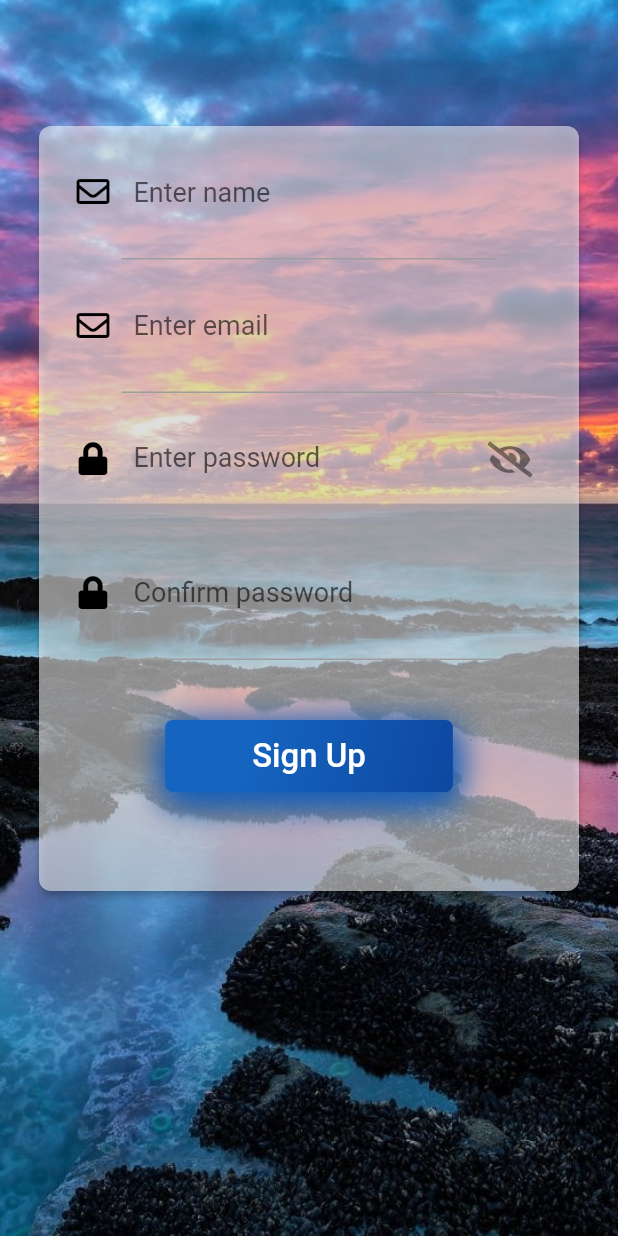
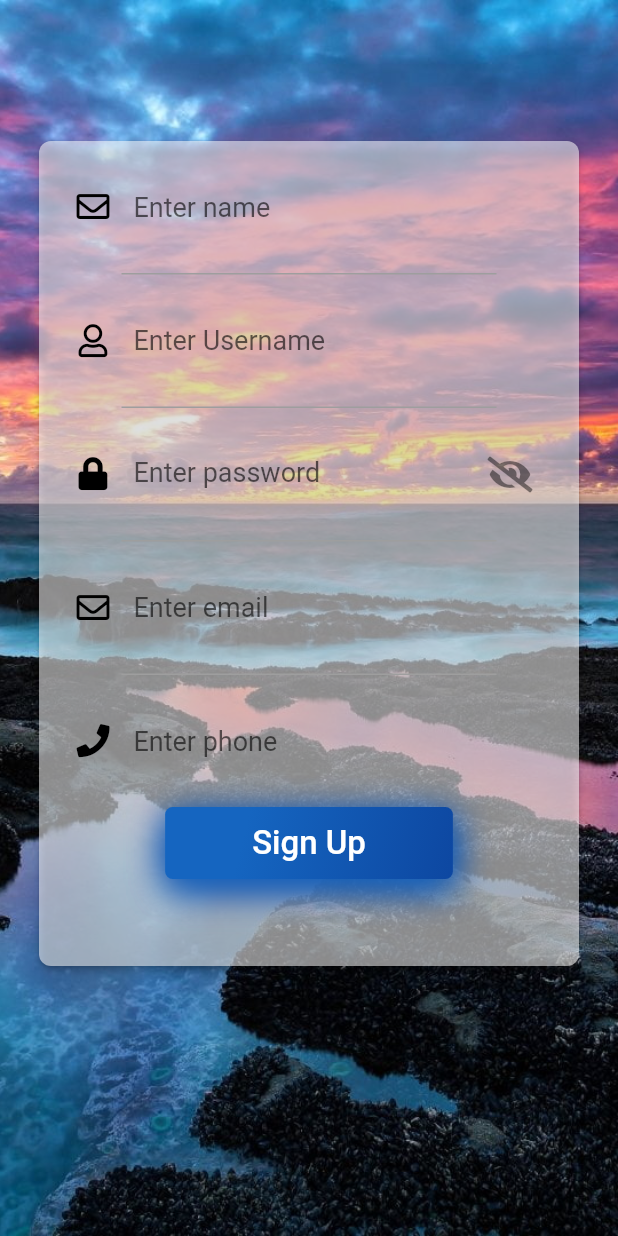
Before and after one commit to PhungKhaHao-CDTH19PMC/Travel, a Flutter app: the screen it shows after launch, after a tap on "Login", after a tap on "SignUp", on a phone screen of 412 x 824 dp. Run offline on Flutter 3.47's test engine with Material 2 defaults, Android fonts, the phone set to English and light mode, and no system bars; our stand-ins replace cloud_firestore, firebase_auth, firebase_core, flutter_image_slideshow, fluttertoast, font_awesome_flutter; accounts and stored records are empty; network calls fail; Roboto replaces fonts that are missing (SignikaSemiBold).

Commit message:
chuc nang dang ki dang nhap

```diff
--- /dev/null
+++ b/lib/screens/api.dart
@@ -0,0 +1,14 @@
+import 'package:http/http.dart' as http;
+
+class API {
+  API({required this.url});
+  String url;
+  Future<String> getDataString() async {
+    final response = await http.get(Uri.parse(url));
+    if (response.statusCode == 200) {
+      return response.body;
+    } else {
+      throw Exception('Failed!');
+    }
+  }
+}
--- a/lib/screens/signin.dart
+++ b/lib/screens/signin.dart
@@ -1,3 +1,5 @@
+import 'dart:convert';
+
 import 'package:firebase_core/firebase_core.dart';
 import 'package:flutter/material.dart';
 import 'package:font_awesome_flutter/font_awesome_flutter.dart';
@@ -8,6 +10,8 @@ import '../screens/signup.dart';
 import 'package:fluttertoast/fluttertoast.dart';
 import 'package:firebase_auth/firebase_auth.dart';
 
+import 'api.dart';
+
 class Login extends StatefulWidget {
   @override
   LoginState createState() {
@@ -16,12 +20,8 @@ class Login extends StatefulWidget {
 }
 
 class LoginState extends State<Login> {
-  final FocusNode focusEmail = FocusNode();
-  final FocusNode focusPassword = FocusNode();
-  final GlobalKey<ScaffoldState> _mainScaffoldKey =
-      new GlobalKey<ScaffoldState>();
 
-  final TextEditingController emailController = TextEditingController();
+  final TextEditingController usernameController = TextEditingController();
   final TextEditingController passwordController = TextEditingController();
 
   bool _hidepassword = false;
@@ -29,9 +29,13 @@ class LoginState extends State<Login> {
   //firebase
   final _auth = FirebaseAuth.instance;
   final _formKey = GlobalKey<FormState>();
-
+  Iterable s = [];
+  String a='';
+  String b='';
+  String c='';
   String? errorMessage;
   @override
+
   Widget build(BuildContext context) {
     return Container(
       decoration: BoxDecoration(
@@ -43,7 +47,6 @@ class LoginState extends State<Login> {
       child: Scaffold(
         resizeToAvoidBottomInset: false,
         backgroundColor: Colors.transparent,
-        key: _mainScaffoldKey,
         body: Center(
           child: Form(
             key: _formKey,
@@ -73,8 +76,7 @@ class LoginState extends State<Login> {
                                   left: 25.0,
                                   right: 25.0),
                               child: TextFormField(
-                                focusNode: focusEmail,
-                                controller: emailController,
+                                controller: usernameController,
                                 validator: (value) {
                                   if (value == null) {
                                     return ("Please Enter Your Email");
@@ -88,7 +90,7 @@ class LoginState extends State<Login> {
                                   return null;
                                 },
                                 onSaved: (value) {
-                                  emailController.text = value!;
+                                  usernameController.text = value!;
                                 },
                                 keyboardType: TextInputType.emailAddress,
                                 style: TextStyle(
@@ -121,7 +123,6 @@ class LoginState extends State<Login> {
                                   right: 25.0),
                               child: TextFormField(
                                 obscureText: _obscureText,
-                                focusNode: focusPassword,
                                 controller: passwordController,
                                 validator: (value) {
                                   RegExp regex = new RegExp(r'^.{6,}$');
@@ -207,15 +208,40 @@ class LoginState extends State<Login> {
                                   ),
                                 ),
                                 onPressed: () {
-                                  signIn(emailController.text,
-                                      passwordController.text);
+                                  API(
+                                  url: "http://10.0.2.2:8000/doan/api/dang_nhap.php/?username=" +
+                                      usernameController.text +
+                                      "&password=" +
+                                      passwordController.text)
+                                  .getDataString()
+                                  .then((value) {
+                                    s=json.decode(value);
+                                     a=s.elementAt(0)["username"].toString();
+                                     b=s.elementAt(0)["password"].toString();
+
+                                     if(a==usernameController.text && b==passwordController.text)
+                                     {
+                                       setState(() {
+                                      c="";
+                                      });
+                                       Navigator.push(context,
+                                          MaterialPageRoute(builder: (context) => ViewPage()));
+                                     }
+
+                                  });
+                                  setState(() {
+                                      c="Login fail";
+                                      });
                                 },
                               ),
                             ),
                             Container(
+                                child: Text(c,style: TextStyle(fontWeight: FontWeight.bold,color: Colors.red, fontSize:20),),
+                            ),
+                            Container(
                               child: FlatButton(
                                 child: Text(
-                                  "Forgot Password?",
+                                  'forgot password',
                                   style: TextStyle(
                                       decoration: TextDecoration.underline,
                                       color: Colors.black,
@@ -224,7 +250,8 @@ class LoginState extends State<Login> {
                                 ),
                                 onPressed: () {},
                               ),
-                            )
+                            ),
+
                           ],
                         ),
                       ),
@@ -402,45 +429,7 @@ class LoginState extends State<Login> {
         ),
       ),
     );
+
   }
 
-  void signIn(String email, String password) async {
-    if (_formKey.currentState!.validate()) {
-      try {
-        await _auth
-            .signInWithEmailAndPassword(email: email, password: password)
-            .then((uid) => {
-                  Fluttertoast.showToast(msg: "Login Successful"),
-                  Navigator.of(context).pushReplacement(MaterialPageRoute(
-                      builder: (context) => const ViewPage())),
-                });
-      } on FirebaseAuthException catch (error) {
-        switch (error.code) {
-          case "invalid-email":
-            errorMessage = "Your email address appears to be malformed.";
-
-            break;
-          case "wrong-password":
-            errorMessage = "Your password is wrong.";
-            break;
-          case "user-not-found":
-            errorMessage = "User with this email doesn't exist.";
-            break;
-          case "user-disabled":
-            errorMessage = "User with this email has been disabled.";
-            break;
-          case "too-many-requests":
-            errorMessage = "Too many requests";
-            break;
-          case "operation-not-allowed":
-            errorMessage = "Signing in with Email and Password is not enabled.";
-            break;
-          default:
-            errorMessage = "An undefined Error happened.";
-        }
-        Fluttertoast.showToast(msg: errorMessage!);
-        print(error.code);
-      }
-    }
-  }
 }
--- a/lib/screens/signup.dart
+++ b/lib/screens/signup.dart
@@ -1,3 +1,5 @@
+import 'dart:convert';
+
 import 'package:cloud_firestore/cloud_firestore.dart';
 import 'package:flutter/material.dart';
 import 'package:fluttertoast/fluttertoast.dart';
@@ -7,6 +9,8 @@ import 'package:travel/screens/signin.dart';
 import 'package:travel/theme.dart';
 import 'package:firebase_auth/firebase_auth.dart';
 
+import 'api.dart';
+
 class SignUp extends StatefulWidget {
   @override
   SignUpState createState() {
@@ -15,21 +19,22 @@ class SignUp extends StatefulWidget {
 }
 
 class SignUpState extends State<SignUp> {
-  final FocusNode focusEmail = FocusNode();
-  final FocusNode focusPassword = FocusNode();
-  final FocusNode focusName = FocusNode();
-  final FocusNode focusConfirmPassword = FocusNode();
+
 
   final TextEditingController nameController = TextEditingController();
-  final TextEditingController emailController = TextEditingController();
+  final TextEditingController usernameController = TextEditingController();
   final TextEditingController passwordController = TextEditingController();
   final TextEditingController confirmPasswordController =
   TextEditingController();
+  final TextEditingController emailController = TextEditingController();
+  final TextEditingController phoneController = TextEditingController();
   final _formKey = GlobalKey<FormState>();
   final _auth = FirebaseAuth.instance;
   bool _hidepassword = false;
   bool _obscureText = true;
   String? errorMessage;
+  String msg='';
+    Iterable s = [];
   @override
   Widget build(BuildContext context) {
     return Container(
@@ -42,7 +47,7 @@ class SignUpState extends State<SignUp> {
         child: Form(
           key: _formKey,
           child: Container(
-            padding: EdgeInsets.only(top: 80.0),
+            padding: EdgeInsets.only(top: 90.0),
             child: ListView(
               children: <Widget>[
                 Stack(
@@ -56,7 +61,7 @@ class SignUpState extends State<SignUp> {
                           borderRadius: BorderRadius.circular(8.0)),
                       child: Container(
                         width: 360.00,
-                        height: 510.00,
+                        height: 550.00,
                         child: Column(
                           children: <Widget>[
                             Padding(
@@ -66,7 +71,6 @@ class SignUpState extends State<SignUp> {
                                   left: 25.0,
                                   right: 25.0),
                               child: TextFormField(
-                                focusNode: focusName,
                                 controller: nameController,
                                 validator: (value) {
                                   RegExp regex = new RegExp(r'^.{6,}$');
@@ -111,21 +115,10 @@ class SignUpState extends State<SignUp> {
                                   left: 25.0,
                                   right: 25.0),
                               child: TextFormField(
-                                focusNode: focusEmail,
-                                controller: emailController,
-                                validator: (value) {
-                                  if (value!.isEmpty) {
-                                    return ('Vui lòng nhập email');
-                                  }
-                                  if (!RegExp(
-                                      '^[a-zA-Z0-9+_.-]+@[a-zA-z0-9.-]+.[a-z]')
-                                      .hasMatch(value)) {
-                                    return ('Nhập email đúng định dạng');
-                                  }
-                                  return null;
-                                },
+                                controller: usernameController,
+
                                 onSaved: (value) {
-                                  emailController.text = value!;
+                                  usernameController.text = value!;
                                 },
                                 keyboardType: TextInputType.emailAddress,
                                 style: const TextStyle(
@@ -135,11 +128,11 @@ class SignUpState extends State<SignUp> {
                                 decoration: const InputDecoration(
                                     border: InputBorder.none,
                                     icon: Icon(
-                                      FontAwesomeIcons.envelope,
+                                      FontAwesomeIcons.user,
                                       color: Colors.black,
                                       size: 22.0,
                                     ),
-                                    hintText: "Enter email",
+                                    hintText: "Enter Username",
                                     hintStyle: TextStyle(
                                         fontFamily: "SignikaSemiBold",
                                         fontSize: 18.0)),
@@ -158,7 +151,6 @@ class SignUpState extends State<SignUp> {
                                   right: 25.0),
                               child: TextFormField(
                                 obscureText: _obscureText,
-                                focusNode: focusPassword,
                                 controller: passwordController,
                                 validator: (value) {
                                   RegExp regex = new RegExp(r'^.{6,}$');
@@ -197,42 +189,37 @@ class SignUpState extends State<SignUp> {
                                         fontSize: 18.0)),
                               ),
                             ),
+
                             Container(
                               width: 250.0,
                               height: 1.0,
                               color: Colors.grey,
                             ),
                             Padding(
-                              padding: EdgeInsets.only(
+                              padding: const EdgeInsets.only(
                                   top: 20.0,
                                   bottom: 20.0,
                                   left: 25.0,
                                   right: 25.0),
                               child: TextFormField(
-                                obscureText: _obscureText,
-                                focusNode: focusConfirmPassword,
-                                controller: confirmPasswordController,
-                                validator: (value) {
-                                  if (passwordController.text != value) {
-                                    return ('Password không trùng khớp');
-                                  }
-                                  return null;
+                                controller: emailController,
+
+                                onSaved: (value) {
+                                  emailController.text = value!;
                                 },
-                                onSaved: (value) {
-                                  confirmPasswordController.text = value!;
-                                },
-                                style: TextStyle(
+                                keyboardType: TextInputType.emailAddress,
+                                style: const TextStyle(
                                     fontFamily: "SignikaSemiBold",
                                     fontSize: 16.0,
                                     color: Colors.black),
-                                decoration: InputDecoration(
+                                decoration: const InputDecoration(
                                     border: InputBorder.none,
                                     icon: Icon(
-                                      FontAwesomeIcons.lock,
+                                      FontAwesomeIcons.envelope,
                                       color: Colors.black,
                                       size: 22.0,
                                     ),
-                                    hintText: "Confirm password",
+                                    hintText: "Enter email",
                                     hintStyle: TextStyle(
                                         fontFamily: "SignikaSemiBold",
                                         fontSize: 18.0)),
@@ -243,8 +230,39 @@ class SignUpState extends State<SignUp> {
                               height: 1.0,
                               color: Colors.grey,
                             ),
+                            Padding(
+                              padding: const EdgeInsets.only(
+                                  top: 20.0,
+                                  bottom: 20.0,
+                                  left: 25.0,
+                                  right: 25.0),
+                              child: TextFormField(
+
+                                controller: phoneController,
+
+                                onSaved: (value) {
+                                  phoneController.text = value!;
+                                },
+                                keyboardType: TextInputType.emailAddress,
+                                style: const TextStyle(
+                                    fontFamily: "SignikaSemiBold",
+                                    fontSize: 16.0,
+                                    color: Colors.black),
+                                decoration: const InputDecoration(
+                                    border: InputBorder.none,
+                                    icon: Icon(
+                                      FontAwesomeIcons.phone,
+                                      color: Colors.black,
+                                      size: 22.0,
+                                    ),
+                                    hintText: "Enter phone",
+                                    hintStyle: TextStyle(
+                                        fontFamily: "SignikaSemiBold",
+                                        fontSize: 18.0)),
+                              ),
+                            ),
+
                             Container(
-                              margin: const EdgeInsets.only(top: 40.0),
                               decoration: const BoxDecoration(
                                   borderRadius:
                                   BorderRadius.all(Radius.circular(5.0)),
@@ -282,11 +300,26 @@ class SignUpState extends State<SignUp> {
                                   ),
                                 ),
                                 onPressed: () {
-                                  signUp(emailController.text,
-                                      passwordController.text);
+                                  API(
+                                  url: "http://10.0.2.2:8000/doan/api/dang_ki.php/?name=" +
+                                      nameController.text +
+                                      "&username=" +
+                                      usernameController.text +"&password=" +
+                                      passwordController.text +"&email=" +
+                                      emailController.text +"&phone=" +
+                                      phoneController.text)
+                                  .getDataString()
+                                  .then((value) {
+                                     s=json.decode(value);
+
+                                  });
+                                  Navigator.push(context,
+                                          MaterialPageRoute(builder: (context) => Login()));
+                                    setState(() {
+                                    });
                                 },
                               ),
-                            )
+                            ),
                           ],
                         ),
                       ),
@@ -298,69 +331,4 @@ class SignUpState extends State<SignUp> {
           ),
         ));
   }
-
-  void signUp(String email, String password) async {
-    if (_formKey.currentState!.validate()) {
-      try {
-        await _auth
-            .createUserWithEmailAndPassword(email: email, password: password)
-            .then((value) => {postDetailsToFirestore()})
-            .catchError((e) {
-          Fluttertoast.showToast(msg: e.message);
-        });
-      } on FirebaseAuthException catch (error) {
-        switch (error.code) {
-          case "invalid-email":
-            errorMessage = "Your email address appears to be malformed.";
-            break;
-
-          case "wrong-password":
-            errorMessage = "Your password is wrong.";
-            break;
-          case "user-not-found":
-            errorMessage = "User with this email doesn't exist.";
-            break;
-          case "user-disabled":
-            errorMessage = "User with this email has been disabled.";
-            break;
-          case "too-many-requests":
-            errorMessage = "Too many requests";
-            break;
-          case "operation-not-allowed":
-            errorMessage = "Signing in with Email and Password is not enabled.";
-            break;
-
-          default:
-            errorMessage = "Vui lòng kiểm tra lại thông tin.";
-        }
-        Fluttertoast.showToast(msg: errorMessage!);
-        print(error.code);
-      }
-    }
-  }
-
-  postDetailsToFirestore() async {
-    // calling our firestore
-    // calling our user model
-    // sedning these values
-
-    FirebaseFirestore firebaseFirestore = FirebaseFirestore.instance;
-    User user = _auth.currentUser!;
-
-    UserModel userModel = UserModel();
-
-    // writing all the values
-    userModel.uid = user.uid;
-    userModel.email = user.email;
-    userModel.name = nameController.text;
-
-    await firebaseFirestore
-        .collection("users")
-        .doc(user.uid)
-        .set(userModel.toMap());
-    Fluttertoast.showToast(msg: "Đăng kí thành công :) ");
-
-    Navigator.pushAndRemoveUntil((context),
-        MaterialPageRoute(builder: (context) => Login()), (route) => false);
-  }
 }
--- a/pubspec.yaml
+++ b/pubspec.yaml
@@ -29,6 +29,7 @@ environment:
 dependencies:
   cloud_firestore: ^2.5.1
   cupertino_icons: ^1.0.2
+  http: ^0.13.4
   firebase_auth: ^3.1.0
   firebase_core: ^1.6.0
   firebase_analytics: ^5.0.2
```
Also changed, not shown: pubspec.lock.
